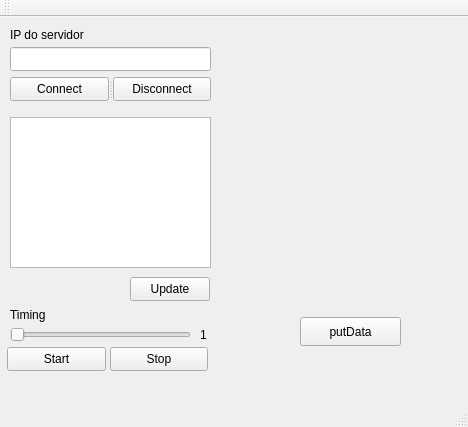
fsilva19/qtSupervisory, file QtTcpClientProducer/mainwindow.ui: the form before one commit.
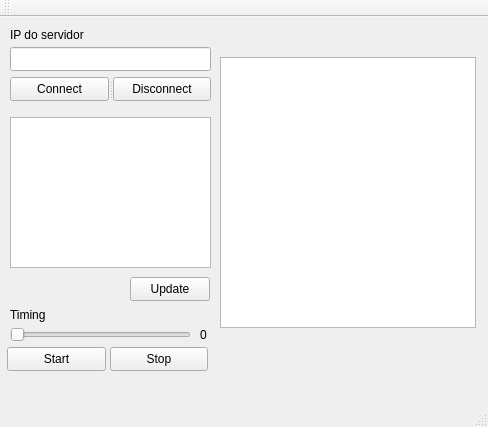
The form after the commit.

Diff of the .ui file:
```diff
--- a/QtTcpClientProducer/mainwindow.ui
+++ b/QtTcpClientProducer/mainwindow.ui
@@ -6,7 +6,7 @@
    <rect>
     <x>0</x>
     <y>0</y>
-    <width>468</width>
+    <width>488</width>
     <height>427</height>
    </rect>
   </property>
@@ -14,19 +14,6 @@
    <string>MainWindow</string>
   </property>
   <widget class="QWidget" name="centralWidget">
-   <widget class="QPushButton" name="pushButtonPut">
-    <property name="geometry">
-     <rect>
-      <x>300</x>
-      <y>300</y>
-      <width>101</width>
-      <height>29</height>
-     </rect>
-    </property>
-    <property name="text">
-     <string>putData</string>
-    </property>
-   </widget>
    <widget class="QLineEdit" name="lineEdit_ipServ">
     <property name="geometry">
      <rect>
@@ -141,7 +128,7 @@
      </rect>
     </property>
     <property name="text">
-     <string>1</string>
+     <string>0</string>
     </property>
    </widget>
    <widget class="QSplitter" name="splitter">
@@ -167,6 +154,16 @@
      </property>
     </widget>
    </widget>
+   <widget class="QGraphicsView" name="graphicsView">
+    <property name="geometry">
+     <rect>
+      <x>220</x>
+      <y>40</y>
+      <width>256</width>
+      <height>271</height>
+     </rect>
+    </property>
+   </widget>
   </widget>
   <widget class="QMenuBar" name="menuBar">
    <property name="geometry">
```
Left out of the diff: 23 changed lines with no effect on the pictures.
